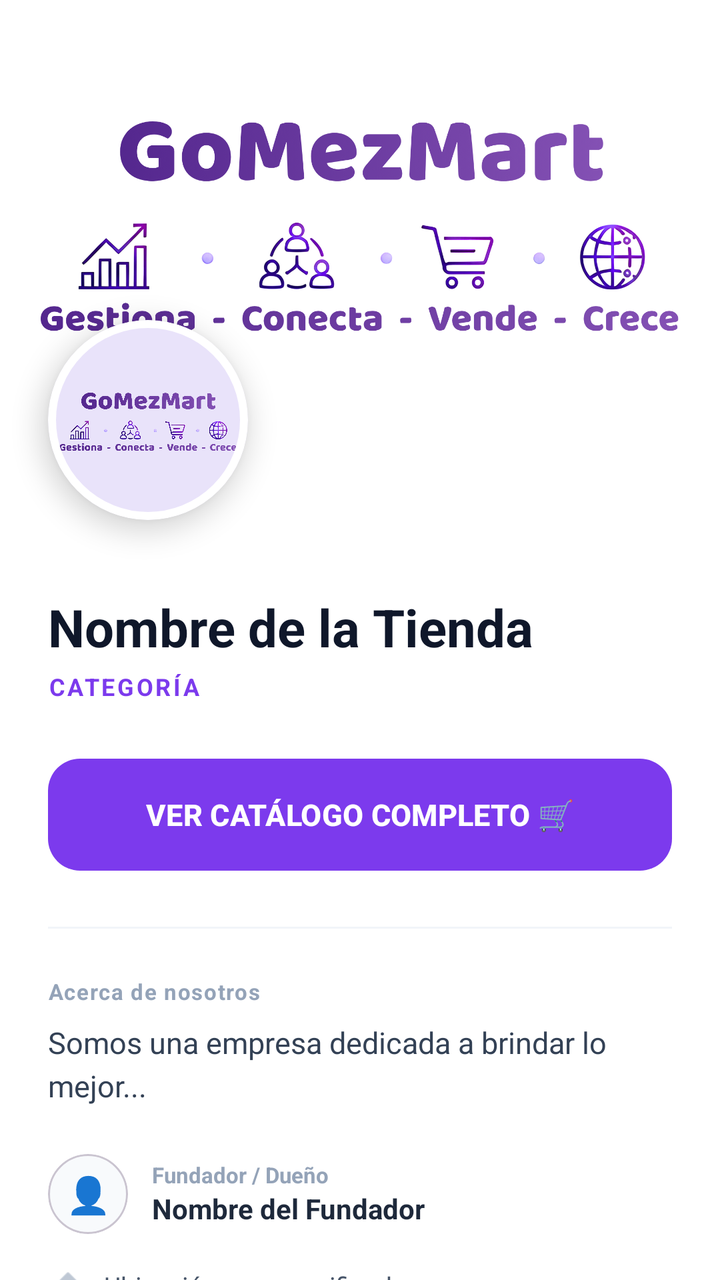
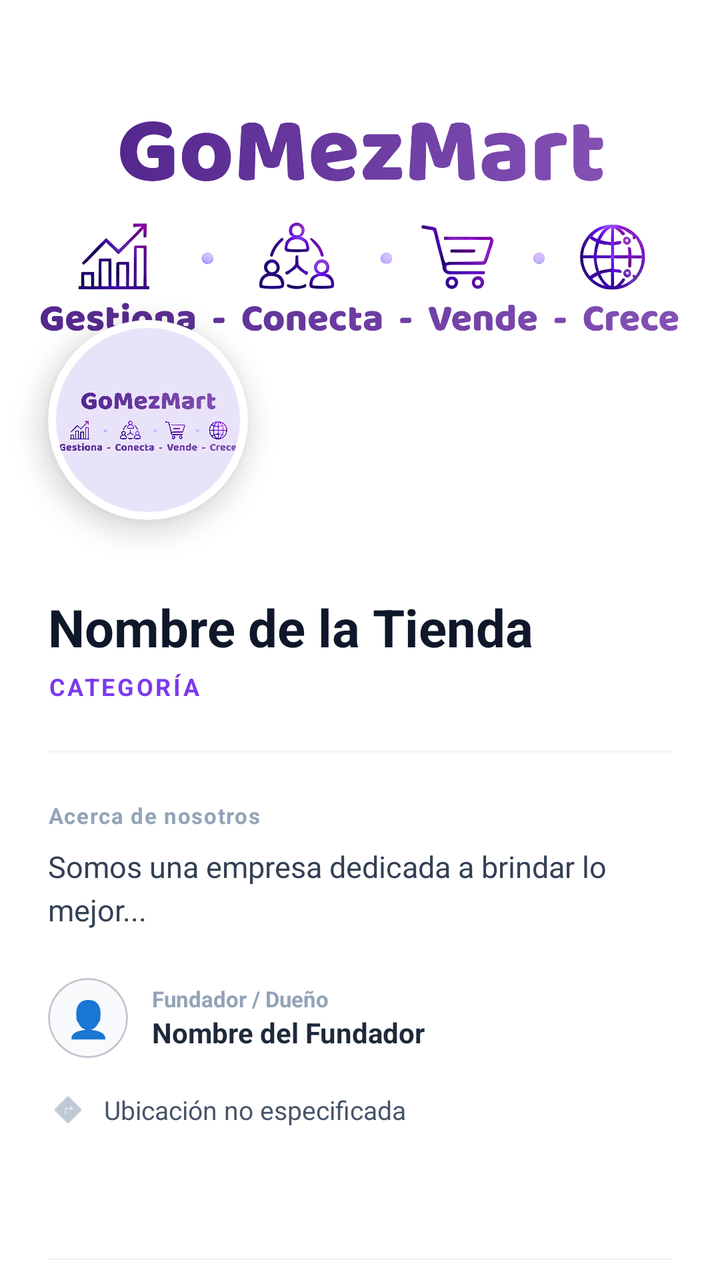

Screens rendered from an Android XML layout before and after an edit, with the pre-edit source and the edit as a unified diff.
<!-- AndroidManifest.xml: application theme Theme.GoMezMart -->
<!-- res/layout/activity_store_profile.xml -->
<?xml version="1.0" encoding="utf-8"?>
<androidx.coordinatorlayout.widget.CoordinatorLayout xmlns:android="http://schemas.android.com/apk/res/android"
    xmlns:app="http://schemas.android.com/apk/res-auto"
    xmlns:tools="http://schemas.android.com/tools"
    android:layout_width="match_parent"
    android:layout_height="match_parent"
    android:background="@color/white">

    <com.google.android.material.appbar.AppBarLayout
        android:layout_width="match_parent"
        android:layout_height="wrap_content"
        android:background="@color/white"
        app:elevation="0dp">

        <com.google.android.material.appbar.CollapsingToolbarLayout
            android:layout_width="match_parent"
            android:layout_height="wrap_content"
            app:layout_scrollFlags="scroll|exitUntilCollapsed"
            app:titleEnabled="false">

            <RelativeLayout
                android:layout_width="match_parent"
                android:layout_height="wrap_content">

                
                <ImageView
                    android:id="@+id/ivStoreCover"
                    android:layout_width="match_parent"
                    android:layout_height="220dp"
                    android:scaleType="centerCrop"
                    android:src="@drawable/gomezmart_full_bg" />

                
                <com.google.android.material.card.MaterialCardView
                    android:id="@+id/cardProfileLogo"
                    android:layout_width="100dp"
                    android:layout_height="100dp"
                    android:layout_marginStart="24dp"
                    android:layout_marginTop="160dp"
                    app:cardCornerRadius="50dp"
                    app:cardElevation="8dp"
                    app:strokeColor="@color/white"
                    app:strokeWidth="4dp">
                    <ImageView
                        android:id="@+id/ivProfileStoreLogo"
                        android:layout_width="match_parent"
                        android:layout_height="match_parent"
                        android:scaleType="centerCrop"
                        android:src="@drawable/gomezmart_icon" />
                </com.google.android.material.card.MaterialCardView>

                
                <View
                    android:layout_width="match_parent"
                    android:layout_height="20dp"
                    android:layout_below="@id/cardProfileLogo" />

            </RelativeLayout>

            <com.google.android.material.appbar.MaterialToolbar
                android:id="@+id/toolbarStoreProfile"
                android:layout_width="match_parent"
                android:layout_height="?attr/actionBarSize"
                app:layout_collapseMode="pin"
                app:navigationIcon="@android:drawable/ic_menu_revert"
                app:navigationIconTint="@color/white" />

        </com.google.android.material.appbar.CollapsingToolbarLayout>

    </com.google.android.material.appbar.AppBarLayout>

    <androidx.core.widget.NestedScrollView
        android:id="@+id/nsvStoreProfile"
        android:layout_width="match_parent"
        android:layout_height="match_parent"
        android:background="@color/white"
        app:layout_behavior="@string/appbar_scrolling_view_behavior">

        <FrameLayout
            android:layout_width="match_parent"
            android:layout_height="wrap_content">

            
            <androidx.constraintlayout.widget.ConstraintLayout
                android:id="@+id/layoutThemeDecorations"
                android:layout_width="match_parent"
                android:layout_height="match_parent">

                <View
                    android:id="@+id/viewDecor1"
                    android:layout_width="300dp"
                    android:layout_height="300dp"
                    android:background="@drawable/bg_deco_circle"
                    android:visibility="gone"
                    app:layout_constraintTop_toTopOf="parent"
                    app:layout_constraintStart_toStartOf="parent"
                    android:translationX="-150dp"
                    android:translationY="-50dp" />

                <View
                    android:id="@+id/viewDecor2"
                    android:layout_width="200dp"
                    android:layout_height="200dp"
                    android:background="@drawable/bg_deco_circle"
                    android:visibility="gone"
                    app:layout_constraintBottom_toBottomOf="parent"
                    app:layout_constraintEnd_toEndOf="parent"
                    android:translationX="100dp"
                    android:translationY="50dp" />
            </androidx.constraintlayout.widget.ConstraintLayout>

            <LinearLayout
                android:id="@+id/layoutMainProfileContent"
                android:layout_width="match_parent"
                android:layout_height="wrap_content"
                android:orientation="vertical"
                android:paddingHorizontal="24dp"
                android:paddingTop="16dp"
                android:paddingBottom="48dp">

            
            <LinearLayout
                android:layout_width="match_parent"
                android:layout_height="wrap_content"
                android:orientation="horizontal"
                android:gravity="center_vertical">
                <TextView
                    android:id="@+id/tvProfileStoreName"
                    android:layout_width="0dp"
                    android:layout_height="wrap_content"
                    android:layout_weight="1"
                    android:text="Nombre de la Tienda"
                    android:textColor="@color/slate_900"
                    android:textSize="26sp"
                    android:textStyle="bold" />
                <com.google.android.material.button.MaterialButton
                    android:id="@+id/btnEditStoreProfile"
                    style="@style/Widget.Material3.Button.TonalButton"
                    android:layout_width="wrap_content"
                    android:layout_height="wrap_content"
                    android:text="EDITAR"
                    android:textSize="12sp"
                    android:visibility="gone"
                    app:cornerRadius="12dp"
                    app:icon="@android:drawable/ic_menu_edit" />
            </LinearLayout>

            <TextView
                android:id="@+id/tvProfileStoreCategory"
                android:layout_width="wrap_content"
                android:layout_height="wrap_content"
                android:layout_marginTop="4dp"
                android:text="CATEGORÍA"
                android:textColor="@color/purple_600"
                android:textSize="12sp"
                android:textStyle="bold"
                android:letterSpacing="0.1" />

            
            <com.google.android.material.card.MaterialCardView
                android:id="@+id/cardHotelAvailability"
                android:layout_width="wrap_content"
                android:layout_height="wrap_content"
                android:layout_marginTop="10dp"
                app:cardCornerRadius="12dp"
                app:cardElevation="0dp"
                app:cardBackgroundColor="@color/emerald_50"
                app:strokeWidth="1dp"
                app:strokeColor="@color/emerald_600"
                android:visibility="gone">
                <TextView
                    android:id="@+id/tvHotelAvailability"
                    android:layout_width="wrap_content"
                    android:layout_height="wrap_content"
                    android:paddingHorizontal="12dp"
                    android:paddingVertical="4dp"
                    android:text="11 de 11 habitaciones disponibles"
                    android:textColor="@color/emerald_600"
                    android:textSize="11sp"
                    android:textStyle="bold" />
            </com.google.android.material.card.MaterialCardView>

            
            <com.google.android.material.button.MaterialButton
                android:id="@+id/btnViewFullCatalog"
                android:layout_width="match_parent"
                android:layout_height="64dp"
                android:layout_marginTop="24dp"
                android:text="VER CATÁLOGO COMPLETO 🛒"
                android:textStyle="bold"
                android:textSize="15sp"
                app:cornerRadius="16dp"
                app:backgroundTint="@color/purple_600" />

            <View
                android:layout_width="match_parent"
                android:layout_height="1dp"
                android:background="@color/slate_100"
                android:layout_marginTop="24dp"
                android:layout_marginBottom="24dp" />

            <TextView
                android:layout_width="wrap_content"
                android:layout_height="wrap_content"
                android:text="Acerca de nosotros"
                android:textColor="@color/slate_400"
                android:textSize="11sp"
                android:textStyle="bold"
                android:letterSpacing="0.05" />

            <TextView
                android:id="@+id/tvProfileStoreDesc"
                android:layout_width="match_parent"
                android:layout_height="wrap_content"
                android:layout_marginTop="8dp"
                android:text="Somos una empresa dedicada a brindar lo mejor..."
                android:textColor="@color/slate_700"
                android:textSize="15sp"
                android:lineSpacingExtra="4dp" />

            
            <LinearLayout
                android:layout_width="match_parent"
                android:layout_height="wrap_content"
                android:orientation="horizontal"
                android:layout_marginTop="24dp"
                android:gravity="center_vertical">
                <com.google.android.material.card.MaterialCardView
                    android:layout_width="40dp"
                    android:layout_height="40dp"
                    app:cardCornerRadius="20dp"
                    app:cardElevation="0dp"
                    app:cardBackgroundColor="@color/slate_50">
                    <TextView
                        android:layout_width="match_parent"
                        android:layout_height="match_parent"
                        android:text="👤"
                        android:gravity="center"
                        android:textSize="18sp" />
                </com.google.android.material.card.MaterialCardView>
                <LinearLayout
                    android:layout_width="0dp"
                    android:layout_height="wrap_content"
                    android:layout_weight="1"
                    android:orientation="vertical"
                    android:layout_marginStart="12dp">
                    <TextView
                        android:layout_width="wrap_content"
                        android:layout_height="wrap_content"
                        android:text="Fundador / Dueño"
                        android:textColor="@color/slate_400"
                        android:textSize="11sp"
                        android:textStyle="bold" />
                    <TextView
                        android:id="@+id/tvProfileOwnerName"
                        android:layout_width="wrap_content"
                        android:layout_height="wrap_content"
                        android:text="Nombre del Fundador"
                        android:textColor="@color/slate_800"
                        android:textSize="14sp"
                        android:textStyle="bold" />
                </LinearLayout>
            </LinearLayout>

            <LinearLayout
                android:layout_width="match_parent"
                android:layout_height="wrap_content"
                android:orientation="horizontal"
                android:layout_marginTop="16dp"
                android:gravity="center_vertical">
                <ImageView
                    android:layout_width="20dp"
                    android:layout_height="20dp"
                    android:src="@android:drawable/ic_menu_directions"
                    app:tint="@color/slate_400" />
                <TextView
                    android:id="@+id/tvProfileStoreAddress"
                    android:layout_width="0dp"
                    android:layout_weight="1"
                    android:layout_height="wrap_content"
                    android:layout_marginStart="8dp"
                    android:text="Ubicación no especificada"
                    android:textColor="@color/slate_600"
                    android:textSize="13sp" />
                <com.google.android.material.button.MaterialButton
                    android:id="@+id/btnContactWhatsApp"
                    style="@style/Widget.Material3.Button.TonalButton"
                    android:layout_width="44dp"
                    android:layout_height="44dp"
                    android:padding="0dp"
                    android:insetLeft="0dp"
                    android:insetTop="0dp"
                    android:insetRight="0dp"
                    android:insetBottom="0dp"
                    android:visibility="gone"
                    app:icon="@android:drawable/stat_sys_phone_call"
                    app:iconTint="@color/emerald_600"
                    app:iconGravity="textStart"
                    app:cornerRadius="22dp" />
            </LinearLayout>

            
            <com.google.android.material.card.MaterialCardView
                android:id="@+id/cardStoreMap"
                android:layout_width="match_parent"
                android:layout_height="wrap_content"
                android:layout_marginTop="12dp"
                app:cardCornerRadius="24dp"
                app:cardElevation="2dp"
                app:strokeWidth="1dp"
                app:strokeColor="@color/slate_100"
                android:visibility="gone">
                <LinearLayout
                    android:layout_width="match_parent"
                    android:layout_height="wrap_content"
                    android:orientation="vertical">

                    <org.osmdroid.views.MapView
                        android:id="@+id/mvStoreProfile"
                        android:layout_width="match_parent"
                        android:layout_height="200dp" />

                    <com.google.android.material.button.MaterialButton
                        android:id="@+id/btnHowToGetThere"
                        style="@style/Widget.Material3.Button.TextButton"
                        android:layout_width="match_parent"
                        android:layout_height="wrap_content"
                        android:text="📍 ¿Cómo llegar? Ver en mapa"
                        android:textColor="@color/sky_600"
                        android:textStyle="bold"
                        android:textSize="12sp"
                        app:icon="@android:drawable/ic_menu_compass"
                        app:iconTint="@color/sky_600" />
                </LinearLayout>
            </com.google.android.material.card.MaterialCardView>

            
            <LinearLayout
                android:id="@+id/layoutPublicPaymentMethods"
                android:layout_width="match_parent"
                android:layout_height="wrap_content"
                android:orientation="vertical"
                android:layout_marginTop="20dp"
                android:visibility="gone">
                <TextView
                    android:layout_width="wrap_content"
                    android:layout_height="wrap_content"
                    android:text="ACEPTAMOS"
                    android:textColor="@color/slate_400"
                    android:textSize="10sp"
                    android:textStyle="bold"
                    android:letterSpacing="0.1" />
                <LinearLayout
                    android:id="@+id/layoutPaymentIconsContainer"
                    android:layout_width="match_parent"
                    android:layout_height="wrap_content"
                    android:orientation="horizontal"
                    android:layout_marginTop="8dp" />
            </LinearLayout>

            
            <LinearLayout
                android:id="@+id/layoutExtraSectionsProfile"
                android:layout_width="match_parent"
                android:layout_height="wrap_content"
                android:orientation="vertical"
                android:layout_marginTop="32dp" />

            <View
                android:layout_width="match_parent"
                android:layout_height="1dp"
                android:background="@color/slate_100"
                android:layout_marginTop="32dp"
                android:layout_marginBottom="24dp" />

            
            <TextView
                android:layout_width="wrap_content"
                android:layout_height="wrap_content"
                android:text="RESEÑAS Y COMENTARIOS"
                android:textColor="@color/slate_500"
                android:textSize="12sp"
                android:textStyle="bold"
                android:letterSpacing="0.1" />

            <com.google.android.material.card.MaterialCardView
                android:id="@+id/cardAddReview"
                android:layout_width="match_parent"
                android:layout_height="wrap_content"
                android:layout_marginTop="12dp"
                android:layout_marginBottom="16dp"
                app:cardCornerRadius="20dp"
                app:cardElevation="2dp"
                app:strokeWidth="0dp">
                <LinearLayout
                    android:layout_width="match_parent"
                    android:layout_height="wrap_content"
                    android:orientation="vertical"
                    android:padding="16dp">
                    <RatingBar
                        android:id="@+id/rbNewReview"
                        android:layout_width="wrap_content"
                        android:layout_height="wrap_content"
                        android:numStars="5"
                        android:stepSize="1.0"
                        android:rating="5.0"
                        android:progressTint="@color/orange_600"
                        android:layout_gravity="center_horizontal" />
                    <com.google.android.material.textfield.TextInputLayout
                        style="@style/Widget.Material3.TextInputLayout.OutlinedBox"
                        android:layout_width="match_parent"
                        android:layout_height="wrap_content"
                        android:layout_marginTop="12dp"
                        android:hint="Escribe tu opinión aquí..."
                        app:boxCornerRadiusTopStart="16dp"
                        app:boxCornerRadiusTopEnd="16dp"
                        app:boxCornerRadiusBottomStart="16dp"
                        app:boxCornerRadiusBottomEnd="16dp">
                        <com.google.android.material.textfield.TextInputEditText
                            android:id="@+id/etNewReviewComment"
                            android:layout_width="match_parent"
                            android:layout_height="wrap_content"
                            android:inputType="textCapSentences|textMultiLine"
                            android:maxLines="3" />
                    </com.google.android.material.textfield.TextInputLayout>
                    <LinearLayout
                        android:layout_width="match_parent"
                        android:layout_height="wrap_content"
                        android:orientation="horizontal"
                        android:layout_marginTop="12dp">
                        <com.google.android.material.button.MaterialButton
                            android:id="@+id/btnCancelReview"
                            style="@style/Widget.Material3.Button.TextButton"
                            android:layout_width="0dp"
                            android:layout_height="54dp"
                            android:layout_weight="1"
                            android:text="CANCELAR"
                            android:textColor="@color/slate_400"
                            android:visibility="gone" />
                        <com.google.android.material.button.MaterialButton
                            android:id="@+id/btnSubmitReview"
                            android:layout_width="0dp"
                            android:layout_height="54dp"
                            android:layout_weight="2"
                            android:text="PUBLICAR COMENTARIO"
                            android:textStyle="bold"
                            app:cornerRadius="12dp"
                            app:backgroundTint="@color/purple_600" />
                    </LinearLayout>
                </LinearLayout>
            </com.google.android.material.card.MaterialCardView>

            <androidx.recyclerview.widget.RecyclerView
                android:id="@+id/rvStoreReviews"
                android:layout_width="match_parent"
                android:layout_height="wrap_content"
                android:nestedScrollingEnabled="false"
                tools:listitem="@layout/item_store_review" />

            <TextView
                android:id="@+id/tvNoReviews"
                android:layout_width="match_parent"
                android:layout_height="wrap_content"
                android:layout_marginTop="24dp"
                android:gravity="center"
                android:text="Sé el primero en calificar este negocio ✨"
                android:textColor="@color/slate_400"
                android:textSize="14sp"
                android:visibility="gone" />

            <View
                android:layout_width="match_parent"
                android:layout_height="1dp"
                android:background="@color/slate_100"
                android:layout_marginTop="32dp"
                android:layout_marginBottom="24dp" />

            
            <TextView
                android:id="@+id/tvLabelRecommendations"
                android:layout_width="wrap_content"
                android:layout_height="wrap_content"
                android:text="OTROS NEGOCIOS RECOMENDADOS"
                android:textColor="@color/slate_500"
                android:textSize="12sp"
                android:textStyle="bold"
                android:letterSpacing="0.1" />

            <androidx.recyclerview.widget.RecyclerView
                android:id="@+id/rvStoreRecommendations"
                android:layout_width="match_parent"
                android:layout_height="wrap_content"
                android:layout_marginTop="12dp"
                android:nestedScrollingEnabled="false"
                tools:listitem="@layout/item_store_horizontal" />

            <TextView
                android:id="@+id/tvNoRecommendations"
                android:layout_width="match_parent"
                android:layout_height="wrap_content"
                android:layout_marginTop="24dp"
                android:gravity="center"
                android:text="Hospedaje no encontrado"
                android:textColor="@color/slate_400"
                android:textSize="14sp"
                android:visibility="gone" />

        </LinearLayout>
    </FrameLayout>
</androidx.core.widget.NestedScrollView>

</androidx.coordinatorlayout.widget.CoordinatorLayout>
<!-- res/layout/item_store_review.xml (included above) -->
<?xml version="1.0" encoding="utf-8"?>
<com.google.android.material.card.MaterialCardView xmlns:android="http://schemas.android.com/apk/res/android"
    xmlns:app="http://schemas.android.com/apk/res-auto"
    android:layout_width="match_parent"
    android:layout_height="wrap_content"
    android:layout_marginVertical="8dp"
    app:cardCornerRadius="16dp"
    app:cardElevation="1dp"
    app:strokeWidth="1dp"
    app:strokeColor="@color/slate_100">

    <LinearLayout
        android:layout_width="match_parent"
        android:layout_height="wrap_content"
        android:orientation="horizontal"
        android:padding="16dp">

        <com.google.android.material.card.MaterialCardView
            android:layout_width="44dp"
            android:layout_height="44dp"
            app:cardCornerRadius="22dp"
            app:cardElevation="0dp"
            app:cardBackgroundColor="@color/purple_50">
            <ImageView
                android:id="@+id/ivReviewUserPhoto"
                android:layout_width="match_parent"
                android:layout_height="match_parent"
                android:scaleType="centerCrop"
                android:src="@drawable/gomezmart_icon" />
        </com.google.android.material.card.MaterialCardView>

        <LinearLayout
            android:layout_width="0dp"
            android:layout_height="wrap_content"
            android:layout_weight="1"
            android:orientation="vertical"
            android:layout_marginStart="12dp">

            <LinearLayout
                android:layout_width="match_parent"
                android:layout_height="wrap_content"
                android:orientation="horizontal"
                android:gravity="center_vertical">
                <TextView
                    android:id="@+id/tvReviewUserName"
                    android:layout_width="0dp"
                    android:layout_weight="1"
                    android:layout_height="wrap_content"
                    android:text="Nombre de Usuario"
                    android:textColor="@color/slate_900"
                    android:textSize="14sp"
                    android:textStyle="bold" />

                <ImageButton
                    android:id="@+id/btnEditReview"
                    android:layout_width="32dp"
                    android:layout_height="32dp"
                    android:background="?attr/selectableItemBackgroundBorderless"
                    android:src="@android:drawable/ic_menu_edit"
                    app:tint="@color/slate_400"
                    android:visibility="gone"
                    android:contentDescription="Editar comentario" />

                <RatingBar
                    android:id="@+id/rbReviewStars"
                    style="@android:style/Widget.Material.RatingBar.Small"
                    android:layout_width="wrap_content"
                    android:layout_height="wrap_content"
                    android:numStars="5"
                    android:stepSize="1.0"
                    android:isIndicator="true"
                    android:progressTint="@color/orange_600" />
            </LinearLayout>

            <TextView
                android:id="@+id/tvReviewComment"
                android:layout_width="match_parent"
                android:layout_height="wrap_content"
                android:layout_marginTop="4dp"
                android:text="Este es un excelente negocio, muy buena atención."
                android:textColor="@color/slate_600"
                android:textSize="13sp" />

            <TextView
                android:id="@+id/tvReviewDate"
                android:layout_width="wrap_content"
                android:layout_height="wrap_content"
                android:layout_marginTop="6dp"
                android:text="Hace 2 días"
                android:textColor="@color/slate_400"
                android:textSize="11sp" />

        </LinearLayout>
    </LinearLayout>
</com.google.android.material.card.MaterialCardView>
<!-- res/layout/item_store_horizontal.xml (included above) -->
<?xml version="1.0" encoding="utf-8"?>
<com.google.android.material.card.MaterialCardView xmlns:android="http://schemas.android.com/apk/res/android"
    xmlns:app="http://schemas.android.com/apk/res-auto"
    android:layout_width="160dp"
    android:layout_height="wrap_content"
    android:layout_margin="8dp"
    app:cardCornerRadius="16dp"
    app:cardElevation="2dp"
    app:strokeWidth="1dp"
    app:strokeColor="@color/slate_100"
    android:clickable="true"
    android:focusable="true">

    <LinearLayout
        android:layout_width="match_parent"
        android:layout_height="wrap_content"
        android:orientation="vertical"
        android:padding="12dp"
        android:gravity="center">

        <com.google.android.material.card.MaterialCardView
            android:layout_width="60dp"
            android:layout_height="60dp"
            app:cardCornerRadius="30dp"
            app:cardElevation="0dp"
            app:cardBackgroundColor="@color/slate_50"
            app:strokeWidth="1dp"
            app:strokeColor="@color/slate_200">
            <ImageView
                android:id="@+id/ivStoreLogoSmall"
                android:layout_width="match_parent"
                android:layout_height="match_parent"
                android:scaleType="centerCrop"
                android:src="@drawable/gomezmart_icon" />
        </com.google.android.material.card.MaterialCardView>

        <TextView
            android:id="@+id/tvStoreNameSmall"
            android:layout_width="match_parent"
            android:layout_height="wrap_content"
            android:text="Tienda"
            android:textSize="13sp"
            android:textStyle="bold"
            android:textColor="@color/slate_900"
            android:gravity="center"
            android:maxLines="1"
            android:ellipsize="end"
            android:layout_marginTop="8dp" />

        <TextView
            android:id="@+id/tvStoreDateSmall"
            android:layout_width="match_parent"
            android:layout_height="wrap_content"
            android:text="Agregada: 12/10"
            android:textSize="10sp"
            android:textColor="@color/slate_400"
            android:gravity="center"
            android:layout_marginTop="2dp" />

    </LinearLayout>
</com.google.android.material.card.MaterialCardView>
<!-- resources referenced by this layout -->
<resources>
  <color name="emerald_50">#ECFDF5</color>
  <color name="emerald_600">#059669</color>
  <color name="orange_600">#EA580C</color>
  <color name="purple_50">#F5F3FF</color>
  <color name="purple_600">#7C3AED</color>
  <color name="sky_600">#0284C7</color>
  <color name="slate_100">#F1F5F9</color>
  <color name="slate_200">#E2E8F0</color>
  <color name="slate_400">#94A3B8</color>
  <color name="slate_50">#F8FAFC</color>
  <color name="slate_500">#64748B</color>
  <color name="slate_600">#475569</color>
  <color name="slate_700">#334155</color>
  <color name="slate_800">#1E293B</color>
  <color name="slate_900">#0F172A</color>
  <color name="white">#FFFFFFFF</color>
  <!-- drawable bg_deco_circle (drawable) -->
  <?xml version="1.0" encoding="utf-8"?>
  <shape xmlns:android="http://schemas.android.com/apk/res/android"
      android:shape="oval">
      <solid android:color="#0D7C3AED" /> 
  </shape>
  <!-- drawable gomezmart_full_bg: png bitmap (drawable, 272177 bytes) -->
  <!-- drawable gomezmart_icon: png bitmap (drawable, 308477 bytes) -->
  <style name="Theme.GoMezMart" parent="Base.Theme.GoMezMart" />
  <style name="Base.Theme.GoMezMart" parent="Theme.Material3.DayNight.NoActionBar">
          <item name="colorPrimary">@color/purple_600</item>
          <item name="colorOnPrimary">@color/white</item>
          <item name="colorSecondary">@color/indigo_500</item>
          <item name="colorSurface">@color/slate_50</item>
          <item name="colorOnSurface">@color/slate_900</item>
          <item name="colorOnSurfaceVariant">@color/slate_500</item>
          <item name="colorSurfaceContainer">@color/white</item>
          <item name="android:windowBackground">@color/slate_50</item>
      </style>
  <color name="indigo_500">#6366F1</color>
</resources>

<!-- the commit's change to res/layout/activity_store_profile.xml (unified diff, before → after) -->
@@ -180,17 +180,7 @@
                     android:textStyle="bold" />
             </com.google.android.material.card.MaterialCardView>
 
-            
-            <com.google.android.material.button.MaterialButton
-                android:id="@+id/btnViewFullCatalog"
-                android:layout_width="match_parent"
-                android:layout_height="64dp"
-                android:layout_marginTop="24dp"
-                android:text="VER CATÁLOGO COMPLETO 🛒"
-                android:textStyle="bold"
-                android:textSize="15sp"
-                app:cornerRadius="16dp"
-                app:backgroundTint="@color/purple_600" />
+
 
             <View
                 android:layout_width="match_parent"
